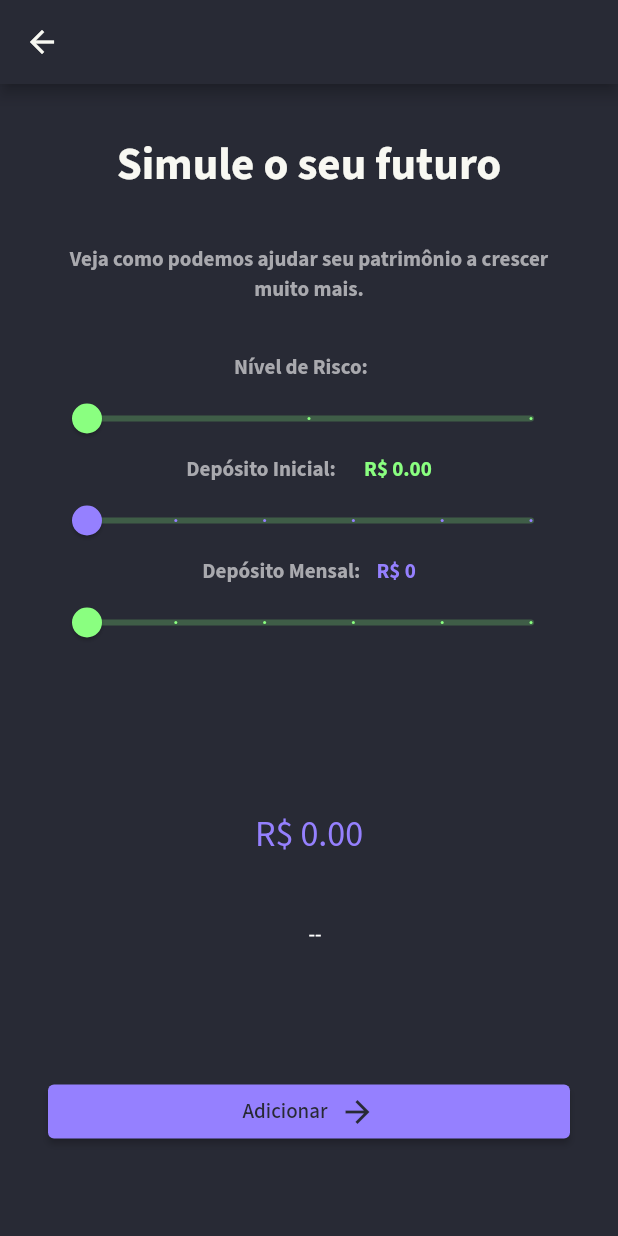
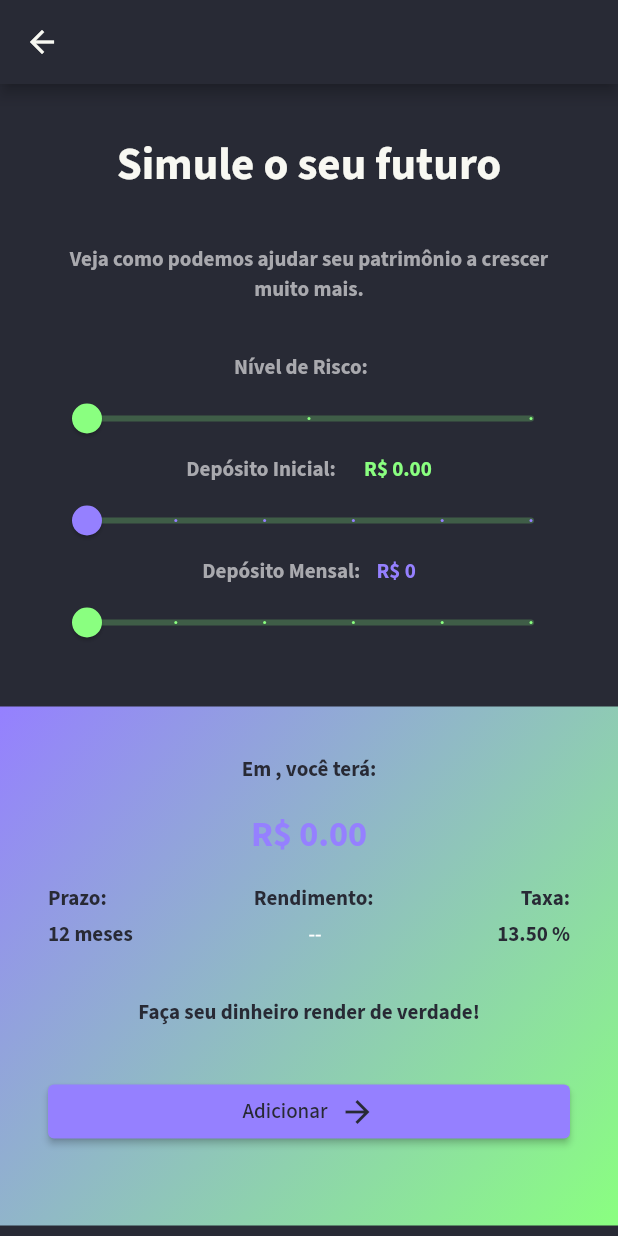
Before and after one commit to Luanftg/PIT01GP01, a Flutter app: the SimulatorPage screen opened by its route, on a phone screen of 412 x 824 dp. Run offline on Flutter 3.47's test engine with Material 2 defaults, Android fonts, the phone set to English and light mode, and no system bars; our stand-ins replace cloud_firestore, firebase_auth, firebase_core, google_fonts, mask_text_input_formatter; missing offline and left inert: flutter_credit_card_brazilian, flutter_statusbarcolor_ns; accounts and stored records are empty; network calls fail.

Commit message:
[style]: cretae linearGradient and change color of TextStyle

```diff
--- a/finances_group/lib/src/shared/design/colors/app_custom_colors.dart
+++ b/finances_group/lib/src/shared/design/colors/app_custom_colors.dart
@@ -25,6 +25,15 @@ class AppCustomColors {
     ],
   );
 
+  static const LinearGradient cyanPurple = LinearGradient(
+    begin: Alignment.topLeft,
+    end: Alignment.bottomRight,
+    colors: [
+      cyan,
+      secondary,
+    ],
+  );
+
   static const LinearGradient cyanGreen = LinearGradient(
     begin: Alignment.topLeft,
     end: Alignment.bottomRight,
@@ -33,4 +42,13 @@ class AppCustomColors {
       primary,
     ],
   );
+
+  static const LinearGradient purpleGreen = LinearGradient(
+    begin: Alignment.topLeft,
+    end: Alignment.bottomRight,
+    colors: [
+      secondary,
+      primary,
+    ],
+  );
 }
--- a/finances_group/lib/src/shared/design/theme/text_theme.dart
+++ b/finances_group/lib/src/shared/design/theme/text_theme.dart
@@ -17,6 +17,7 @@ class CustomAppTextTheme {
   static TextStyle headline2 = const TextStyle(
     color: AppCustomColors.secondary,
     fontSize: 24,
+    fontWeight: FontWeight.bold,
   );
 
   static TextStyle body = const TextStyle(
@@ -25,7 +26,7 @@ class CustomAppTextTheme {
       fontWeight: FontWeight.normal);
 
   static TextStyle button = const TextStyle(
-    color: AppCustomColors.dark,
+    color: AppCustomColors.cyan,
     fontSize: 14,
     fontWeight: FontWeight.bold,
   );
```
